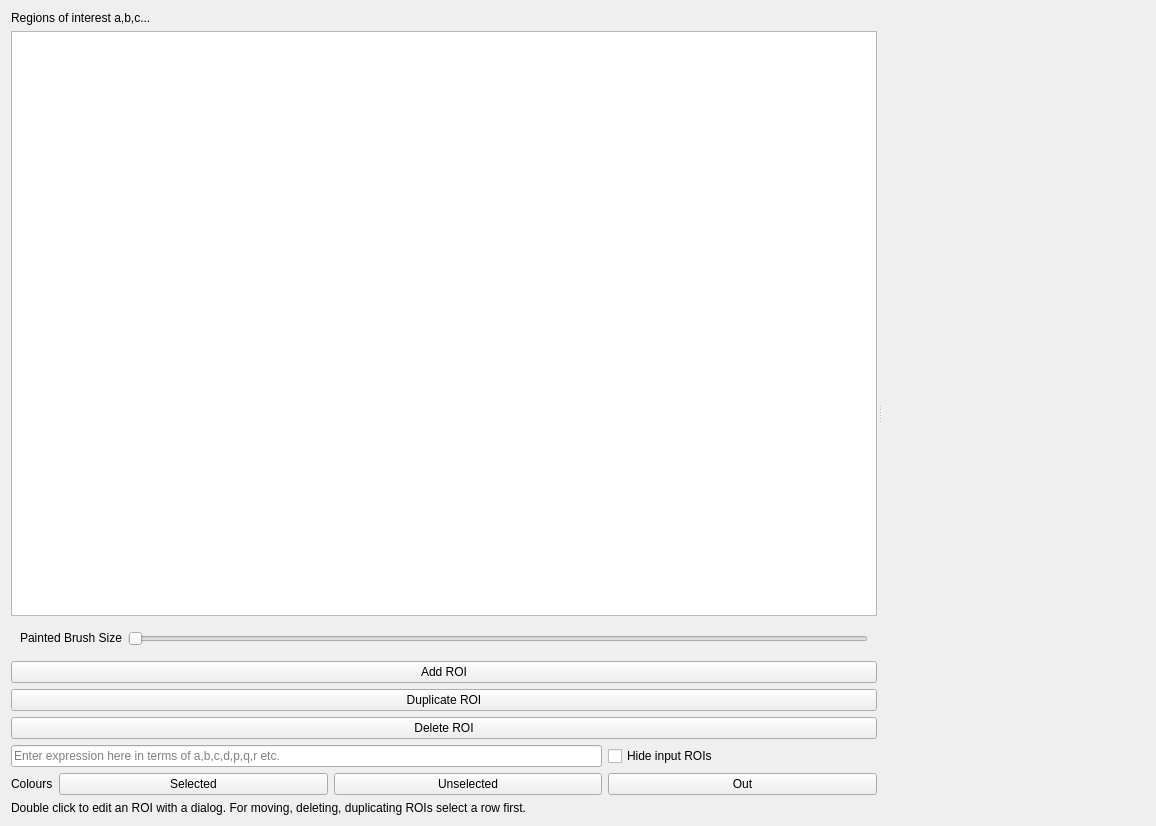
This is src/pcot/assets/tabroiexpr.ui in AU-ExoMars/PCOT as Qt 5 draws it before an edit. The edited form follows.
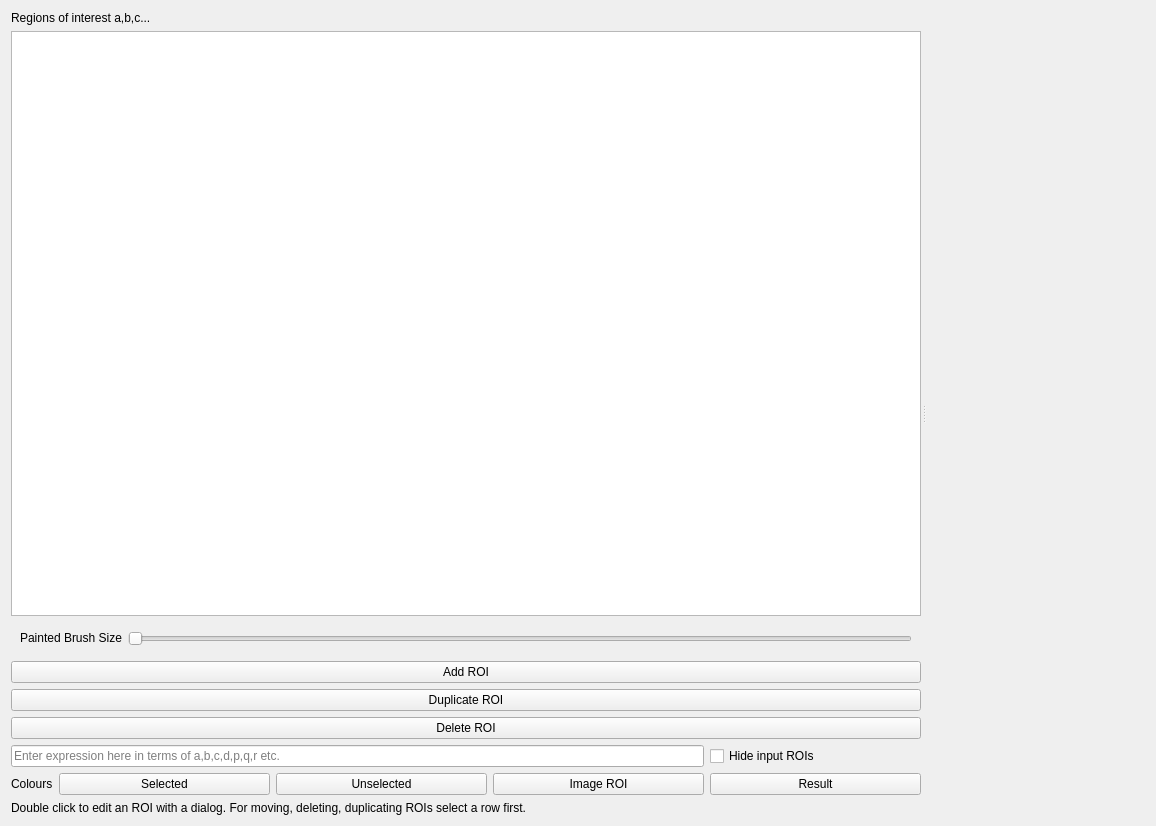
This is the edited form. Custom widgets are drawn as their Qt base class.

Commit message: roiexpr has better docs and the "i" variable. Have failing tests though.

```diff
--- a/src/pcot/assets/tabroiexpr.ui
+++ b/src/pcot/assets/tabroiexpr.ui
@@ -142,14 +142,21 @@
           <property name="bottomMargin">
            <number>0</number>
           </property>
-          <item row="2" column="3">
+          <item row="2" column="1">
+           <widget class="QPushButton" name="selColButton">
+            <property name="text">
+             <string>Selected</string>
+            </property>
+           </widget>
+          </item>
+          <item row="2" column="4">
            <widget class="QPushButton" name="outColButton">
             <property name="text">
-             <string>Out</string>
+             <string>Result</string>
             </property>
            </widget>
           </item>
-          <item row="0" column="3">
+          <item row="0" column="4">
            <widget class="QCheckBox" name="hideCheck">
             <property name="text">
              <string>Hide input ROIs</string>
@@ -163,13 +170,6 @@
             </property>
            </widget>
           </item>
-          <item row="2" column="1">
-           <widget class="QPushButton" name="selColButton">
-            <property name="text">
-             <string>Selected</string>
-            </property>
-           </widget>
-          </item>
           <item row="2" column="0">
            <widget class="QLabel" name="label">
             <property name="sizePolicy">
@@ -183,7 +183,14 @@
             </property>
            </widget>
           </item>
-          <item row="0" column="0" colspan="3">
+          <item row="2" column="3">
+           <widget class="QPushButton" name="imgROIColButton">
+            <property name="text">
+             <string>Image ROI</string>
+            </property>
+           </widget>
+          </item>
+          <item row="0" column="0" colspan="4">
            <widget class="QLineEdit" name="exprEdit">
             <property name="placeholderText">
              <string>Enter expression here in terms of a,b,c,d,p,q,r etc.</string>
```
The commit also changes 2 other files.
